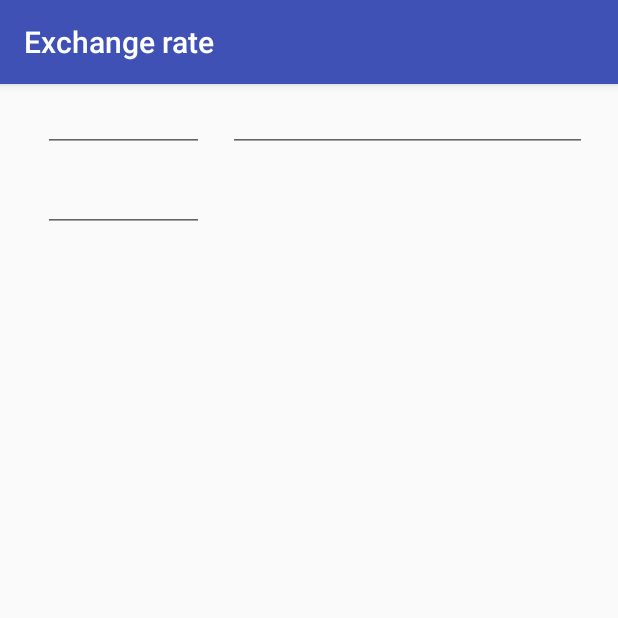
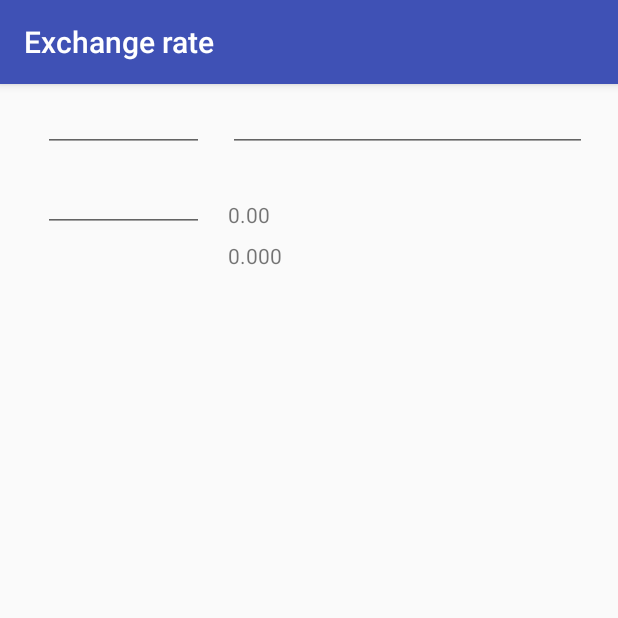
Before and after one commit to vinicius-pmoleta/exchange-rate, an Android app: the screen it shows after launch (HomeActivity), item 2 of the bottom bar chosen, on a phone screen of 412 x 824 dp, the top half of it. Run offline under Robolectric (Android 15) with nearby library versions, the phone set to English and light mode, and no system bars; our stand-ins replace Dagger/Hilt's generated code, RxJava; libraries missing offline, so code that uses them is left out: com.facebook.stetho, com.jakewharton.rxbinding2, com.readystatesoftware.chuck; 17 statements that could not run were skipped.

Commit message:
Conversion logic and rendering

```diff
--- a/app/src/main/kotlin/com/exchangerate/core/data/repository/remote/RemoteExchangeRepository.kt
+++ b/app/src/main/kotlin/com/exchangerate/core/data/repository/remote/RemoteExchangeRepository.kt
@@ -1,21 +1,16 @@
 package com.exchangerate.core.data.repository.remote
 
-import com.exchangerate.core.data.repository.remote.data.ConversionResponse
+import com.exchangerate.core.data.repository.remote.data.RatesResponse
 import com.exchangerate.core.data.repository.remote.data.UsageResponse
 import io.reactivex.Single
 import retrofit2.http.GET
-import retrofit2.http.Path
 
 interface RemoteExchangeRepository {
 
     @GET("usage.json")
     fun getUsage(): Single<UsageResponse>
 
-    @GET("convert/{value}/{fromCurrency}/{toCurrency}")
-    fun getConversion(
-            @Path("value") value: Float,
-            @Path("fromCurrency") fromCurrency: String,
-            @Path("toCurrency") toCurrency: String
-    ): Single<ConversionResponse>
+    @GET("latest.json")
+    fun getLatestRates(): Single<RatesResponse>
 
 }
--- a/app/src/main/kotlin/com/exchangerate/features/conversion/business/ConversionInterpreter.kt
+++ b/app/src/main/kotlin/com/exchangerate/features/conversion/business/ConversionInterpreter.kt
@@ -12,7 +12,7 @@ class ConversionInterpreter : MviIntentInterpreter<ConversionIntent> {
     override fun translate(intent: ConversionIntent): List<MviAction> {
         return when (intent) {
             is ApplyConversionIntent -> listOf(
-                    StartLoadingConversionAction(),
+                    StartLoadingConversionAction(intent.currencyFrom, intent.currencyTo, intent.valueToConvert),
                     LoadConversionAction(intent.currencyFrom, intent.currencyTo, intent.valueToConvert)
             )
             else -> emptyList()
--- a/app/src/main/kotlin/com/exchangerate/features/conversion/presentation/ConversionFragment.kt
+++ b/app/src/main/kotlin/com/exchangerate/features/conversion/presentation/ConversionFragment.kt
@@ -6,6 +6,7 @@ import android.os.Bundle
 import android.view.LayoutInflater
 import android.view.View
 import android.view.ViewGroup
+import android.widget.Toast
 import com.exchangerate.R
 import com.exchangerate.core.ExchangeRateApplication
 import com.exchangerate.core.data.live.LiveDataOperator
@@ -18,7 +19,7 @@ import com.exchangerate.features.conversion.presentation.model.ConversionIntent
 import com.exchangerate.features.conversion.presentation.model.ConversionScreenModel
 import com.jakewharton.rxbinding2.widget.RxTextView
 import io.reactivex.Observable
-import kotlinx.android.synthetic.main.exchange_fragment.view.*
+import kotlinx.android.synthetic.main.conversion_fragment.view.*
 import java.util.concurrent.TimeUnit
 import javax.inject.Inject
 
@@ -44,7 +45,7 @@ class ConversionFragment : BaseFragment(), ConversionView {
     }
 
     override fun onCreateView(inflater: LayoutInflater?, container: ViewGroup?, savedInstanceState: Bundle?): View? {
-        return inflater?.inflate(R.layout.exchange_fragment, container, false)
+        return inflater?.inflate(R.layout.conversion_fragment, container, false)
     }
 
     override fun onViewCreated(view: View?, savedInstanceState: Bundle?) {
@@ -66,15 +67,15 @@ class ConversionFragment : BaseFragment(), ConversionView {
     override fun intents(): Observable<ConversionIntent> {
         view?.run {
             return RxTextView
-                    .textChanges(this.exchangeValueToConvertView)
+                    .textChanges(this.conversionValueToConvertView)
                     .filter { value -> value.isNotEmpty() }
                     .switchMap { value ->
                         RxTextView
-                                .textChanges(this.exchangeCurrencyFromView)
+                                .textChanges(this.conversionCurrencyFromView)
                                 .filter { fromCurrency -> fromCurrency.length == 3 }
                                 .switchMap { fromCurrency ->
                                     RxTextView
-                                            .textChanges(this.exchangeCurrencyToView)
+                                            .textChanges(this.conversionCurrencyToView)
                                             .filter { toCurrency -> toCurrency.length == 3 }
                                             .debounce(500, TimeUnit.MILLISECONDS)
                                             .map { toCurrency ->
@@ -94,8 +95,11 @@ class ConversionFragment : BaseFragment(), ConversionView {
     }
 
     override fun renderData(conversion: ConversionScreenModel) {
+        view?.conversionConvertedValueView?.text = conversion.convertedValue
+        view?.conversionRateView?.text = conversion.rate
     }
 
     override fun renderError() {
+        Toast.makeText(context, R.string.default_error_remote_message, Toast.LENGTH_LONG).show()
     }
 }
--- a/app/src/main/kotlin/com/exchangerate/features/conversion/presentation/ConversionScreenConverter.kt
+++ b/app/src/main/kotlin/com/exchangerate/features/conversion/presentation/ConversionScreenConverter.kt
@@ -6,6 +6,8 @@ import com.exchangerate.features.conversion.presentation.model.ConversionScreenM
 class ConversionScreenConverter {
 
     fun prepareForPresentation(data: ConversionData): ConversionScreenModel {
-        return ConversionScreenModel()
+        val rate = "%.3f".format(data.rate)
+        val value = "%.2f".format(data.convertedValue)
+        return ConversionScreenModel(rate, value)
     }
 }
--- a/app/src/main/kotlin/com/exchangerate/features/conversion/presentation/model/ConversionScreenModel.kt
+++ b/app/src/main/kotlin/com/exchangerate/features/conversion/presentation/model/ConversionScreenModel.kt
@@ -1,4 +1,6 @@
 package com.exchangerate.features.conversion.presentation.model
 
-class ConversionScreenModel {
-}
+data class ConversionScreenModel(
+        val rate: String,
+        val convertedValue: String
+)
--- a/app/src/main/res/layout/exchange_fragment.xml
+++ b/app/src/main/res/layout/conversion_fragment.xml
@@ -7,7 +7,7 @@
     tools:layout_editor_absoluteY="81dp">
 
     <EditText
-        android:id="@+id/exchangeCurrencyToView"
+        android:id="@+id/conversionCurrencyToView"
         android:layout_width="0dp"
         android:layout_height="wrap_content"
         android:layout_marginEnd="8dp"
@@ -16,13 +16,27 @@
         android:ems="10"
         android:inputType="textCapCharacters"
         android:singleLine="true"
-        tools:text="EUR"
         app:layout_constraintEnd_toStartOf="@+id/guideline_vertical_currency_value_divider"
         app:layout_constraintStart_toStartOf="@+id/guideline_vertical_start"
-        app:layout_constraintTop_toBottomOf="@+id/exchangeCurrencyFromView" />
+        app:layout_constraintTop_toBottomOf="@+id/conversionCurrencyFromView"
+        tools:text="EUR" />
 
     <TextView
-        android:id="@+id/exchangeConvertedValueView"
+        android:id="@+id/conversionRateView"
+        android:layout_width="0dp"
+        android:layout_height="wrap_content"
+        android:layout_marginStart="8dp"
+        android:layout_marginTop="8dp"
+        android:ems="10"
+        android:singleLine="true"
+        app:layout_constraintEnd_toStartOf="@+id/guideline_vertical_end"
+        app:layout_constraintHorizontal_bias="0.0"
+        app:layout_constraintStart_toStartOf="@+id/guideline_vertical_currency_value_divider"
+        app:layout_constraintTop_toBottomOf="@+id/conversionConvertedValueView"
+        tools:text="1.234" />
+
+    <TextView
+        android:id="@+id/conversionConvertedValueView"
         android:layout_width="0dp"
         android:layout_height="wrap_content"
         android:layout_marginStart="8dp"
@@ -32,24 +46,24 @@
         app:layout_constraintEnd_toStartOf="@+id/guideline_vertical_end"
         app:layout_constraintHorizontal_bias="0.0"
         app:layout_constraintStart_toStartOf="@+id/guideline_vertical_currency_value_divider"
-        app:layout_constraintTop_toBottomOf="@+id/exchangeValueToConvertView"
+        app:layout_constraintTop_toBottomOf="@+id/conversionValueToConvertView"
         tools:text="1000.00" />
 
     <EditText
-        android:id="@+id/exchangeValueToConvertView"
+        android:id="@+id/conversionValueToConvertView"
         android:layout_width="0dp"
         android:layout_height="wrap_content"
         android:layout_marginStart="8dp"
         android:ems="10"
         android:inputType="numberDecimal"
         android:singleLine="true"
-        tools:text="1200.00"
         app:layout_constraintEnd_toStartOf="@+id/guideline_vertical_end"
         app:layout_constraintStart_toStartOf="@+id/guideline_vertical_currency_value_divider"
-        app:layout_constraintTop_toTopOf="parent" />
+        app:layout_constraintTop_toTopOf="parent"
+        tools:text="1200.00" />
 
     <EditText
-        android:id="@+id/exchangeCurrencyFromView"
+        android:id="@+id/conversionCurrencyFromView"
         android:layout_width="0dp"
         android:layout_height="wrap_content"
         android:layout_marginEnd="8dp"
@@ -57,10 +71,10 @@
         android:ems="10"
         android:inputType="textCapCharacters"
         android:singleLine="true"
-        tools:text="USD"
         app:layout_constraintEnd_toStartOf="@+id/guideline_vertical_currency_value_divider"
         app:layout_constraintStart_toStartOf="@+id/guideline_vertical_start"
-        app:layout_constraintTop_toTopOf="@+id/exchangeValueToConvertView" />
+        app:layout_constraintTop_toTopOf="@+id/conversionValueToConvertView"
+        tools:text="USD" />
 
     <android.support.constraint.Guideline
         android:id="@+id/guideline_vertical_start"
```
Also changed, not shown: app/src/main/kotlin/com/exchangerate/core/data/repository/remote/data/Conversion.kt (deleted, +0 -13 lines), app/src/main/kotlin/com/exchangerate/core/data/repository/remote/data/Rates.kt (added, +7 -0 lines), app/src/main/kotlin/com/exchangerate/features/conversion/business/ConversionProcessor.kt (+6 -2 lines), app/src/main/kotlin/com/exchangerate/features/conversion/business/ConversionReducer.kt (+11 -2 lines), app/src/main/kotlin/com/exchangerate/features/conversion/data/ConversionAction.kt (+6 -1 lines).
